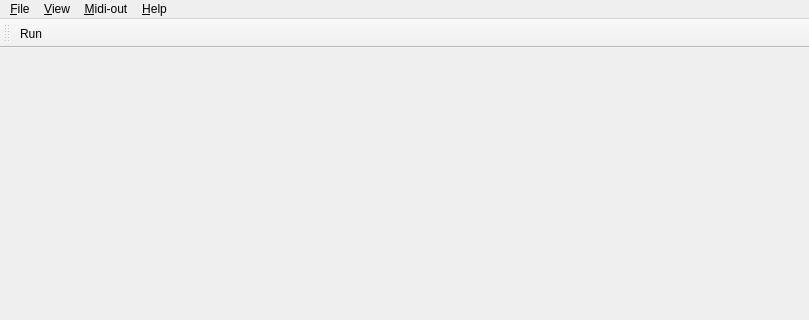
rjaramih/midi-me, file src/Midi-Me/MainWindowBase.ui: the form before one commit; both pictures show x 0 to 809 and y 0 to 320 of the 809 by 600 pixel window.
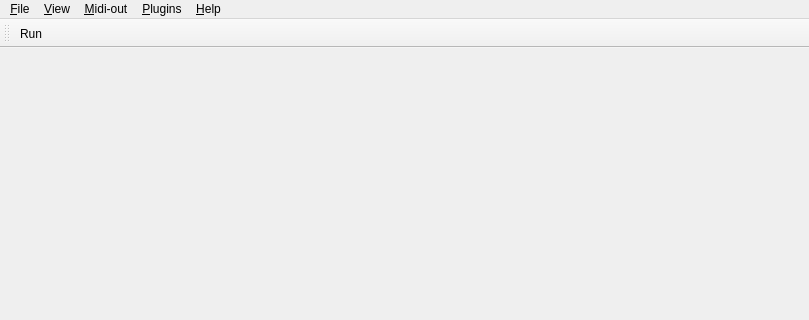
The form after the commit.

Commit message: Added plugin manager

```diff
--- a/src/Midi-Me/MainWindowBase.ui
+++ b/src/Midi-Me/MainWindowBase.ui
@@ -82,9 +82,17 @@
      <string>&amp;Midi-out</string>
     </property>
    </widget>
+   <widget class="QMenu" name="menu_Plugins" >
+    <property name="title" >
+     <string>&amp;Plugins</string>
+    </property>
+    <addaction name="action_PluginManager" />
+    <addaction name="separator" />
+   </widget>
    <addaction name="menu_File" />
    <addaction name="menuView" />
    <addaction name="menuMidiOut" />
+   <addaction name="menu_Plugins" />
    <addaction name="menuHelp" />
   </widget>
   <widget class="QToolBar" name="toolBar" >
```
Left out of the diff: 5 changed lines with no effect on the pictures. The commit also changes 8 other files.
